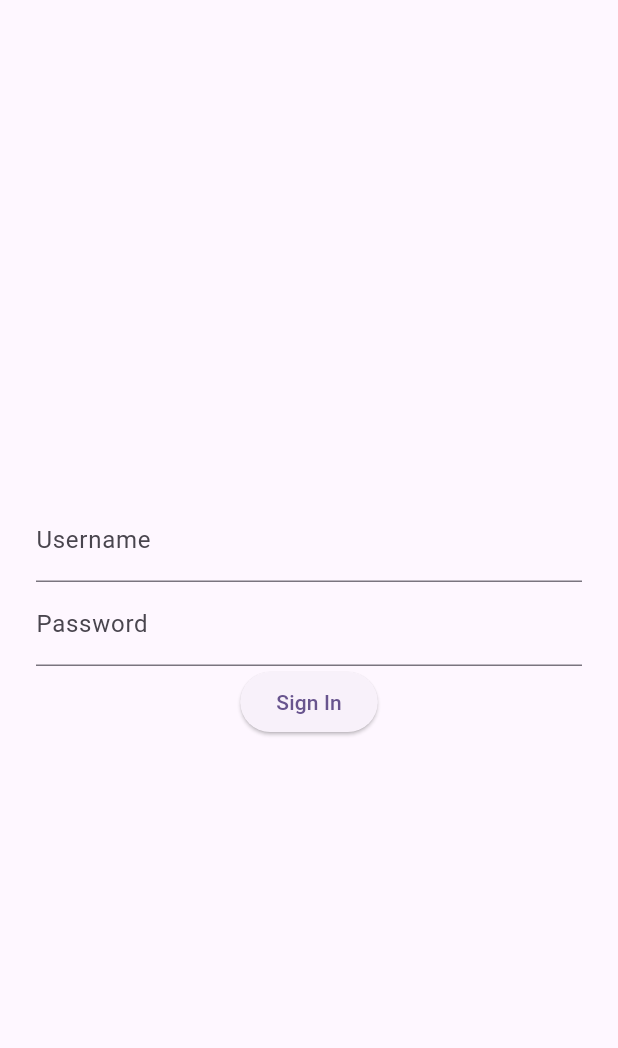
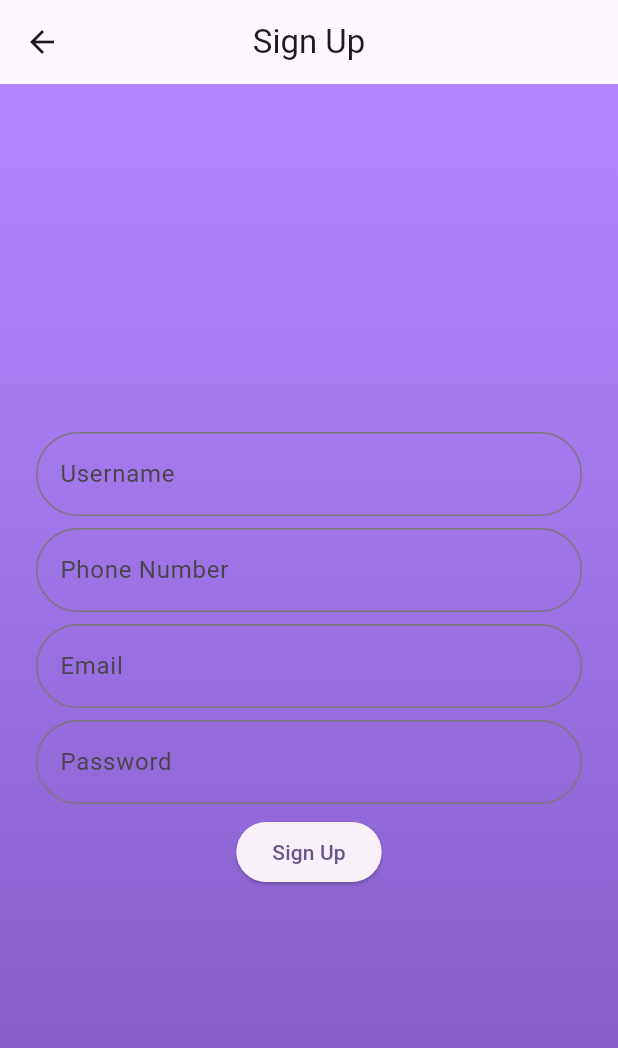
Before and after one commit to mezoahmedii/flutter-ecommerce, a Flutter app: the SignUpScreen screen opened by its route, on a phone screen of 412 x 824 dp. Shown: the top 1048 px of the screen. Run offline on Flutter 3.47's test engine with Material 3 defaults, Android fonts, the phone set to English and light mode, and no system bars.

Commit message:
Finish UI + Import Packages

```diff
--- a/lib/auth/views/signUpScreen.dart
+++ b/lib/auth/views/signUpScreen.dart
@@ -1,3 +1,4 @@
+import 'package:ecommerce/core/widgets/customTextField.dart';
 import 'package:flutter/material.dart';
 
 class SignUpScreen extends StatelessWidget {
@@ -6,23 +7,40 @@ class SignUpScreen extends StatelessWidget {
   @override
   Widget build(BuildContext context) {
     return Scaffold(
-      body: Center(
+      body: Container(
+        decoration: BoxDecoration(
+          gradient: LinearGradient(
+            begin: Alignment.topCenter,
+            end: Alignment.bottomCenter,
+            colors: [Colors.deepPurpleAccent[100]!, Colors.deepPurple[400]!]
+          )
+        ),
+        child: Center(
           child: Padding(
             padding: const EdgeInsets.all(24),
             child: Column(
               mainAxisAlignment: MainAxisAlignment.center,
               children: [
-              const TextField(decoration: InputDecoration(
-                labelText: "Username"
-              ),),
-              const TextField(obscureText: true, decoration: InputDecoration(
-                  labelText: "Password"
-              ),),
-              ElevatedButton(onPressed: () {}, child: const Text("Sign In"))
+                const CustomTextField(label: "Username"),
+                const Padding(
+                  padding: EdgeInsets.symmetric(vertical: 8.0),
+                  child: CustomTextField(label: "Phone Number"),
+                ),
+                const CustomTextField(label: "Email"),
+                const Padding(
+                  padding: EdgeInsets.symmetric(vertical: 8.0),
+                  child: CustomTextField(label: "Password", obscureText: true),
+                ),
+                ElevatedButton(onPressed: () {}, child: const Text("Sign Up"))
               ],
             ),
           ),
         ),
+      ),
+      appBar: AppBar(
+        title: const Text("Sign Up"),
+        centerTitle: true,
+      ),
     );
   }
 }
--- /dev/null
+++ b/lib/core/widgets/customTextField.dart
@@ -0,0 +1,18 @@
+import 'package:flutter/material.dart';
+
+class CustomTextField extends StatelessWidget {
+  final String label;
+  final bool obscureText;
+  final TextEditingController? controller;
+  const CustomTextField({super.key, required this.label, this.obscureText=false, this.controller});
+
+  @override
+  Widget build(BuildContext context) {
+    return TextField(controller: controller, obscureText: obscureText, decoration: InputDecoration(
+                      labelText: label,
+                      border: OutlineInputBorder(
+                      borderRadius: BorderRadius.circular(99),
+                    ),
+                  ),);
+  }
+}
--- a/lib/main.dart
+++ b/lib/main.dart
@@ -1,4 +1,3 @@
-import 'package:ecommerce/auth/views/homeScreen.dart';
 import 'package:ecommerce/auth/views/signInScreen.dart';
 import 'package:ecommerce/auth/views/signUpScreen.dart';
 import 'package:flutter/material.dart';
@@ -19,9 +18,9 @@ class MyApp extends StatelessWidget {
         colorScheme: ColorScheme.fromSeed(seedColor: Colors.deepPurple),
         useMaterial3: true,
       ),
+      debugShowCheckedModeBanner: false,
       routes: {
-        "/": (context) => const HomeScreen(),
-        "/signInScreen": (context) => const SignInScreen(),
+        "/": (context) => const SignInScreen(),
         "/signUpScreen": (context) => const SignUpScreen(),
       }
     );
--- a/pubspec.yaml
+++ b/pubspec.yaml
@@ -35,6 +35,9 @@ dependencies:
   # The following adds the Cupertino Icons font to your application.
   # Use with the CupertinoIcons class for iOS style icons.
   cupertino_icons: ^1.0.6
+
+  http: ^1.2.1
+  bloc: ^8.1.4
 
 dev_dependencies:
   flutter_test:
```
Also changed, not shown: lib/auth/views/homeScreen.dart (deleted, +0 -20 lines), lib/auth/views/signInScreen.dart (+30 -8 lines), pubspec.lock. Lines whose indentation alone changed are shown as unchanged.
